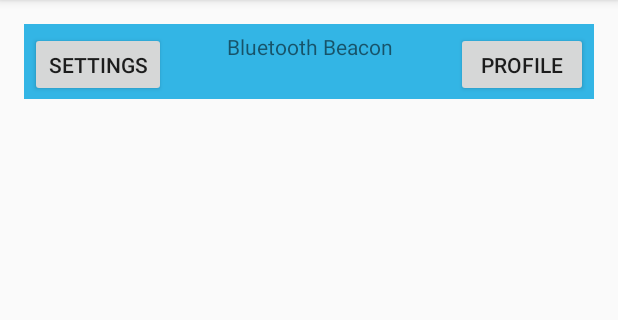
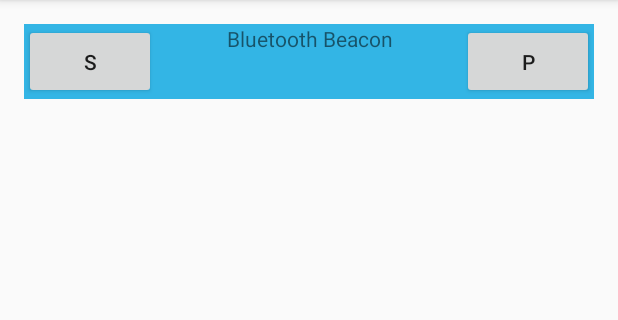
Before and after one commit to ktruong7/WaterlooHacks, an Android app: the screen it shows after launch (MainActivity), on a phone screen of 412 x 824 dp, the part 84-404 px from its top. Run offline under Robolectric (Android 15) with nearby library versions, the phone set to English and light mode, and no system bars.

Commit message:
tinkered with activity_main.xml

```diff
--- a/WaterlooHacks-Android/app/src/main/res/layout/activity_main.xml
+++ b/WaterlooHacks-Android/app/src/main/res/layout/activity_main.xml
@@ -7,10 +7,6 @@
 
     <RelativeLayout
         android:orientation="horizontal"
-        android:paddingLeft="4.0dip"
-        android:paddingTop="5.0dip"
-        android:paddingRight="4.0dip"
-        android:paddingBottom="1.0dip"
         android:layout_width="fill_parent" android:layout_height="50dip"
         android:background="@color/blue"
         >
@@ -18,20 +14,18 @@
         <Button
             android:id="@+id/btn_settings"
             android:layout_width="wrap_content" android:layout_height="fill_parent"
-            android:text="Settings"
+            android:text="S"
             android:layout_alignParentLeft="true"/>
         <TextView
             android:text="@string/lblTitle"
             android:layout_width="match_parent"
             android:layout_height="wrap_content"
-            android:paddingBottom="@dimen/activity_vertical_margin"
             android:gravity="center"
-            android:id="@+id/tv_timer"
-            />
+            android:id="@+id/tv_timer"/>
         <Button
             android:id="@+id/btn_profile"
             android:layout_width="wrap_content" android:layout_height="fill_parent"
-            android:text="Profile"
+            android:text="P"
             android:layout_alignParentRight="true"/>
     </RelativeLayout>
 
```
